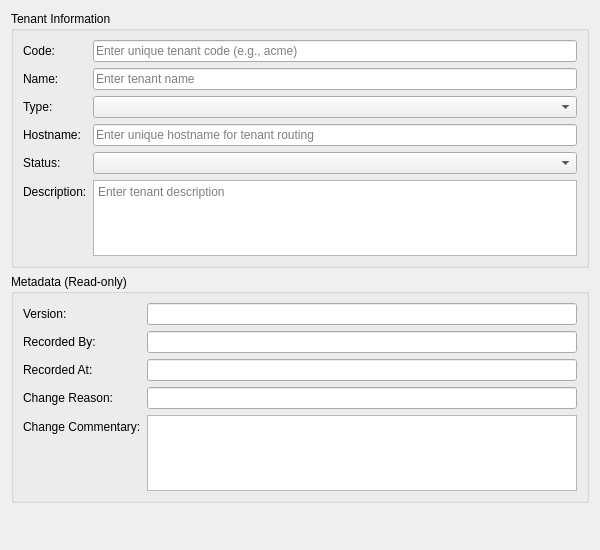
The window that projects/ores.qt/ui/TenantDetailDialog.ui (OreStudio/OreStudio) describes before a commit, drawn with Qt 5.
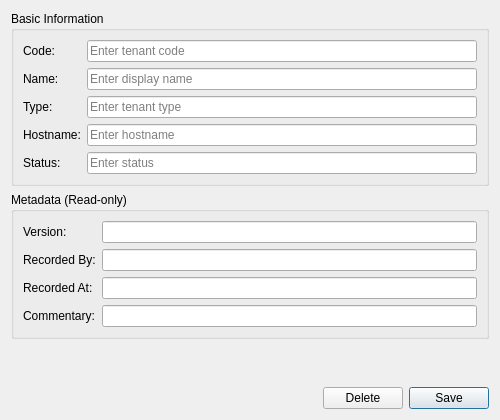
The same window after the commit.

Commit message:
[codegen] Add configurable detail_fields for Qt detail/history dialogs
Replace hardcoded code/name/description fields in Qt detail dialog and
history dialog templates with a configurable detail_fields array in the
model JSON. The generator auto-generates default fields when not
provided, and computes per-field flags for template iteration.

```diff
--- a/projects/ores.qt/ui/TenantDetailDialog.ui
+++ b/projects/ores.qt/ui/TenantDetailDialog.ui
@@ -6,8 +6,8 @@
    <rect>
     <x>0</x>
     <y>0</y>
-    <width>600</width>
-    <height>550</height>
+    <width>500</width>
+    <height>420</height>
    </rect>
   </property>
   <property name="sizePolicy">
@@ -16,6 +16,12 @@
     <verstretch>0</verstretch>
    </sizepolicy>
   </property>
+  <property name="minimumSize">
+   <size>
+    <width>450</width>
+    <height>0</height>
+   </size>
+  </property>
   <property name="windowTitle">
    <string>Tenant Details</string>
   </property>
@@ -23,7 +29,7 @@
    <item>
     <widget class="QGroupBox" name="tenantInfoGroup">
      <property name="title">
-      <string>Tenant Information</string>
+      <string>Basic Information</string>
      </property>
      <layout class="QFormLayout" name="formLayout">
       <item row="0" column="0">
@@ -36,7 +42,7 @@
       <item row="0" column="1">
        <widget class="QLineEdit" name="codeEdit">
         <property name="placeholderText">
-         <string>Enter unique tenant code (e.g., acme)</string>
+         <string>Enter tenant code</string>
         </property>
        </widget>
       </item>
@@ -50,7 +56,7 @@
       <item row="1" column="1">
        <widget class="QLineEdit" name="nameEdit">
         <property name="placeholderText">
-         <string>Enter tenant name</string>
+         <string>Enter display name</string>
         </property>
        </widget>
       </item>
@@ -62,9 +68,9 @@
        </widget>
       </item>
       <item row="2" column="1">
-       <widget class="QComboBox" name="typeCombo">
-        <property name="editable">
-         <bool>false</bool>
+       <widget class="QLineEdit" name="typeEdit">
+        <property name="placeholderText">
+         <string>Enter tenant type</string>
         </property>
        </widget>
       </item>
@@ -78,7 +84,7 @@
       <item row="3" column="1">
        <widget class="QLineEdit" name="hostnameEdit">
         <property name="placeholderText">
-         <string>Enter unique hostname for tenant routing</string>
+         <string>Enter hostname</string>
         </property>
        </widget>
       </item>
@@ -90,29 +96,9 @@
        </widget>
       </item>
       <item row="4" column="1">
-       <widget class="QComboBox" name="statusCombo">
-        <property name="editable">
-         <bool>false</bool>
-        </property>
-       </widget>
-      </item>
-      <item row="5" column="0">
-       <widget class="QLabel" name="labelDescription">
-        <property name="text">
-         <string>Description:</string>
-        </property>
-       </widget>
-      </item>
-      <item row="5" column="1">
-       <widget class="QPlainTextEdit" name="descriptionEdit">
+       <widget class="QLineEdit" name="statusEdit">
         <property name="placeholderText">
-         <string>Enter tenant description</string>
-        </property>
-        <property name="maximumSize">
-         <size>
-          <width>16777215</width>
-          <height>80</height>
-         </size>
+         <string>Enter status</string>
         </property>
        </widget>
       </item>
@@ -170,7 +156,7 @@
       <item row="3" column="0">
        <widget class="QLabel" name="labelChangeReason">
         <property name="text">
-         <string>Change Reason:</string>
+         <string>Commentary:</string>
         </property>
        </widget>
       </item>
@@ -181,26 +167,6 @@
         </property>
        </widget>
       </item>
-      <item row="4" column="0">
-       <widget class="QLabel" name="labelChangeCommentary">
-        <property name="text">
-         <string>Change Commentary:</string>
-        </property>
-       </widget>
-      </item>
-      <item row="4" column="1">
-       <widget class="QPlainTextEdit" name="changeCommentaryEdit">
-        <property name="readOnly">
-         <bool>true</bool>
-        </property>
-        <property name="maximumSize">
-         <size>
-          <width>16777215</width>
-          <height>80</height>
-         </size>
-        </property>
-       </widget>
-      </item>
      </layout>
     </widget>
    </item>
@@ -217,6 +183,40 @@
      </property>
     </spacer>
    </item>
+   <item>
+    <layout class="QHBoxLayout" name="buttonLayout">
+     <item>
+      <spacer name="horizontalSpacer">
+       <property name="orientation">
+        <enum>Qt::Horizontal</enum>
+       </property>
+       <property name="sizeHint" stdset="0">
+        <size>
+         <width>40</width>
+         <height>20</height>
+        </size>
+       </property>
+      </spacer>
+     </item>
+     <item>
+      <widget class="QPushButton" name="deleteButton">
+       <property name="text">
+        <string>Delete</string>
+       </property>
+      </widget>
+     </item>
+     <item>
+      <widget class="QPushButton" name="saveButton">
+       <property name="text">
+        <string>Save</string>
+       </property>
+       <property name="default">
+        <bool>true</bool>
+       </property>
+      </widget>
+     </item>
+    </layout>
+   </item>
   </layout>
  </widget>
  <resources/>
```
Left out of the diff: 16 changed lines with no effect on the pictures. The commit also changes 35 other files.
